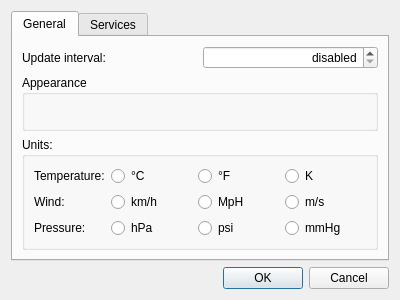
The window that src/PreferencesDialog.ui (Arkq/windy) describes before a commit, drawn with Qt 5.
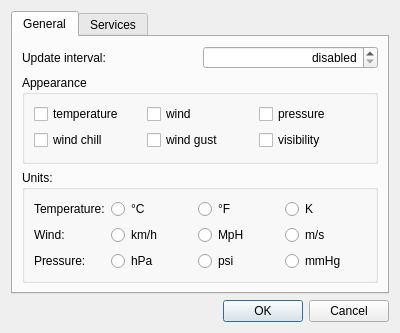
The same window after the commit.

What changed in the file:
```diff
--- a/src/PreferencesDialog.ui
+++ b/src/PreferencesDialog.ui
@@ -178,6 +178,50 @@
          <property name="title">
           <string>Appearance</string>
          </property>
+         <layout class="QGridLayout" name="gridLayout">
+          <item row="1" column="2">
+           <widget class="QCheckBox" name="checkBoxVisib">
+            <property name="text">
+             <string>visibility</string>
+            </property>
+           </widget>
+          </item>
+          <item row="0" column="0">
+           <widget class="QCheckBox" name="checkBoxTemp">
+            <property name="text">
+             <string>temperature</string>
+            </property>
+           </widget>
+          </item>
+          <item row="0" column="2">
+           <widget class="QCheckBox" name="checkBoxPress">
+            <property name="text">
+             <string>pressure</string>
+            </property>
+           </widget>
+          </item>
+          <item row="1" column="0">
+           <widget class="QCheckBox" name="checkBoxWindChill">
+            <property name="text">
+             <string>wind chill</string>
+            </property>
+           </widget>
+          </item>
+          <item row="0" column="1">
+           <widget class="QCheckBox" name="checkBoxWind">
+            <property name="text">
+             <string>wind</string>
+            </property>
+           </widget>
+          </item>
+          <item row="1" column="1">
+           <widget class="QCheckBox" name="checkBoxWindGust">
+            <property name="text">
+             <string>wind gust</string>
+            </property>
+           </widget>
+          </item>
+         </layout>
         </widget>
        </item>
       </layout>
```
Left out of the diff: 24 changed lines with no effect on the pictures.
